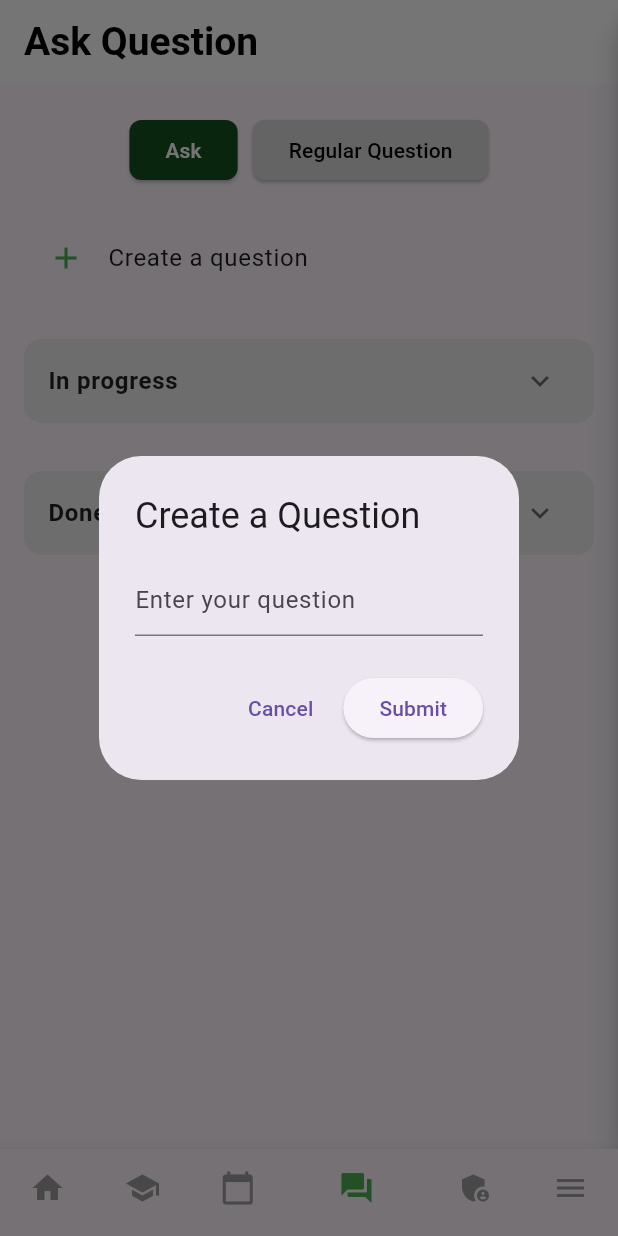
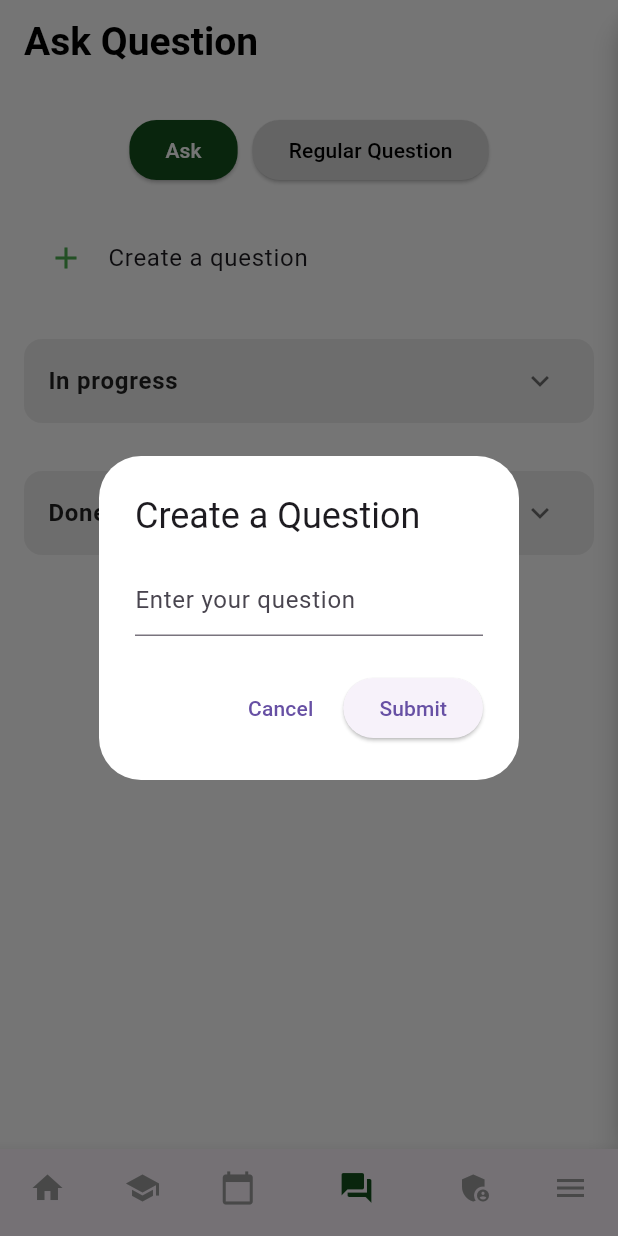
Before and after one commit to wizardap/vnu_student, a Flutter app: the MainScreen screen opened directly, item 4 of the bottom bar chosen, after a tap on "Create a question", on a phone screen of 412 x 824 dp. Run offline on Flutter 3.47's test engine with Material 3 defaults, Android fonts, the phone set to English and light mode, and no system bars; our stand-ins replace carousel_slider, cloud_firestore, file_picker, firebase_auth, firebase_core, fl_chart and 1 more; accounts and stored records are empty.

Commit message:
"update"

```diff
--- a/lib/features/academic_results/screen/academic_result_screen.dart
+++ b/lib/features/academic_results/screen/academic_result_screen.dart
@@ -76,6 +76,7 @@ class _AcademicResultsScreenState extends State<AcademicResultsScreen> {
         elevation: 0,
         toolbarHeight: AppSizes.padding * 3.75,
       ),
+      //backgroundColor: Colors.white,
       body: Container(
         color: AppColors.backgroundColor,
         padding: const EdgeInsets.symmetric(horizontal: AppSizes.padding),
--- a/lib/features/ask/screens/ask_screen.dart
+++ b/lib/features/ask/screens/ask_screen.dart
@@ -102,7 +102,9 @@ class _AskScreenState extends State<AskScreen> {
         backgroundColor: Colors.white,
         elevation: 0,
       ),
-      body: Column(
+      body: Container(
+        color: Colors.white,
+        child: Column(
         crossAxisAlignment: CrossAxisAlignment.start,
         children: [
           const SizedBox(height: 20),
@@ -122,6 +124,7 @@ class _AskScreenState extends State<AskScreen> {
           ),
         ],
       ),
+    ),
     );
   }
 
@@ -137,7 +140,7 @@ class _AskScreenState extends State<AskScreen> {
             ? AppColors.primaryGreen
             : AppColors.lightGray,
         shape: RoundedRectangleBorder(
-          borderRadius: BorderRadius.circular(8.0),
+          borderRadius: BorderRadius.circular(18.0),
         ),
       ),
       child: Text(
@@ -282,6 +285,7 @@ Widget buildDoneSection() {
     context: context,
     builder: (context) {
       return AlertDialog(
+        backgroundColor: Colors.white,
         title: const Text('Create a Question'),
         content: TextField(
           controller: _questionController,
--- a/lib/features/main_screen.dart
+++ b/lib/features/main_screen.dart
@@ -10,6 +10,7 @@ import 'package:vnu_student/features/handbook/handbook_screen.dart';
 import 'package:vnu_student/features/home/screens/home_screen.dart';
 import 'package:vnu_student/features/user_manual/screens/user_manual_screen.dart';
 import 'package:vnu_student/features/login/login_screen.dart';
+import 'package:vnu_student/core/constants/constants.dart';
 
 class MainScreen extends StatefulWidget {
   @override
@@ -71,6 +72,7 @@ class _MainScreenState extends State<MainScreen> {
     final double statusBarHeight = MediaQuery.of(context).padding.top;
 
     return Scaffold(
+      backgroundColor: AppColors.backgroundColor,
       body: Stack(
         children: [
           _screens[_currentIndex != 5 ? _currentIndex : _previousIndex ?? 0],
@@ -177,7 +179,7 @@ class _MainScreenState extends State<MainScreen> {
                           ),
                           _buildMenuItem(
                             icon: Icons.menu_book,
-                            text: 'HandBook',
+                            text: 'Handbook',
                             onTap: () {
                               Navigator.push(
                                 context,
@@ -207,9 +209,11 @@ class _MainScreenState extends State<MainScreen> {
         ],
       ),
       bottomNavigationBar: AnimatedContainer(
+
         duration: Duration(milliseconds: 300),
         color: _isMenuOpen ? Colors.black.withOpacity(0.1) : Colors.white,
         child: BottomNavigationBar(
+          backgroundColor: Colors.white,
           currentIndex: _isMenuOpen ? 5 : _currentIndex,
           onTap: (index) {
             if (index == 5) {
@@ -250,7 +254,7 @@ class _MainScreenState extends State<MainScreen> {
               label: 'Menu',
             ),
           ],
-          selectedItemColor: Colors.green,
+          selectedItemColor: Color(0xFF13511C),
           unselectedItemColor: Colors.grey,
         ),
       ),
```
